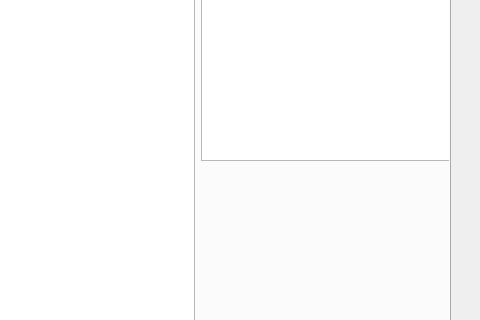
Old version of the form apps/mainwindow.ui in the repository coolGroup2005/tinkoffsdk_qt_app; both pictures show x 320 to 800 and y 126 to 446 of the 800 by 600 pixel window.
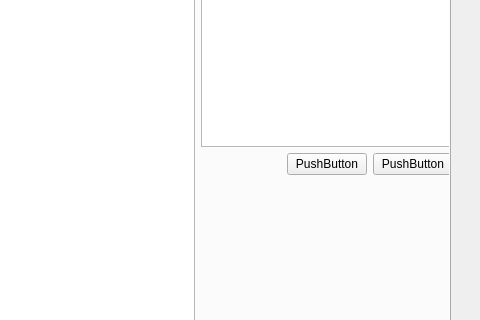
New version of the form. The open tabs and pages were chosen to show the change.

Commit message: micro update of homepage

What changed in the file:
```diff
--- a/apps/mainwindow.ui
+++ b/apps/mainwindow.ui
@@ -378,6 +378,37 @@
             <item>
              <widget class="QTextEdit" name="textEdit_2"/>
             </item>
+            <item>
+             <layout class="QHBoxLayout" name="horizontalLayout_2">
+              <item>
+               <spacer name="horizontalSpacer_2">
+                <property name="orientation">
+                 <enum>Qt::Horizontal</enum>
+                </property>
+                <property name="sizeHint" stdset="0">
+                 <size>
+                  <width>40</width>
+                  <height>20</height>
+                 </size>
+                </property>
+               </spacer>
+              </item>
+              <item>
+               <widget class="QPushButton" name="pushButton_3">
+                <property name="text">
+                 <string>PushButton</string>
+                </property>
+               </widget>
+              </item>
+              <item>
+               <widget class="QPushButton" name="pushButton_2">
+                <property name="text">
+                 <string>PushButton</string>
+                </property>
+               </widget>
+              </item>
+             </layout>
+            </item>
             <item>
              <spacer name="verticalSpacer_6">
               <property name="orientation">
```
Left out of the diff: 2 changed lines with no effect on the pictures.
